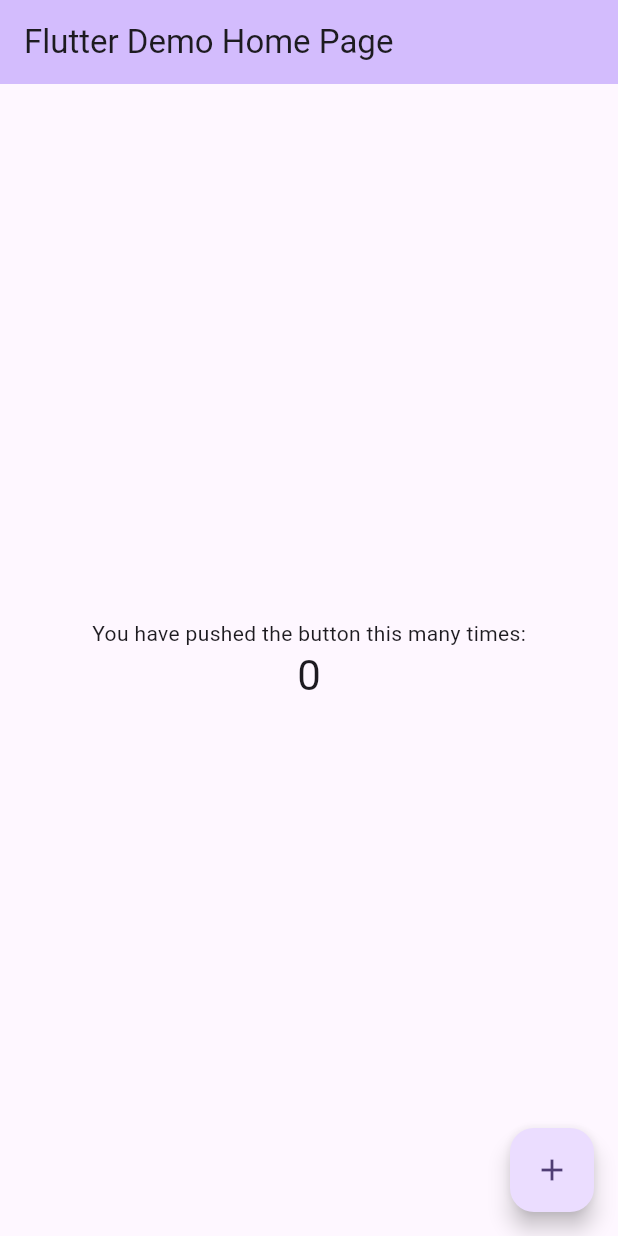
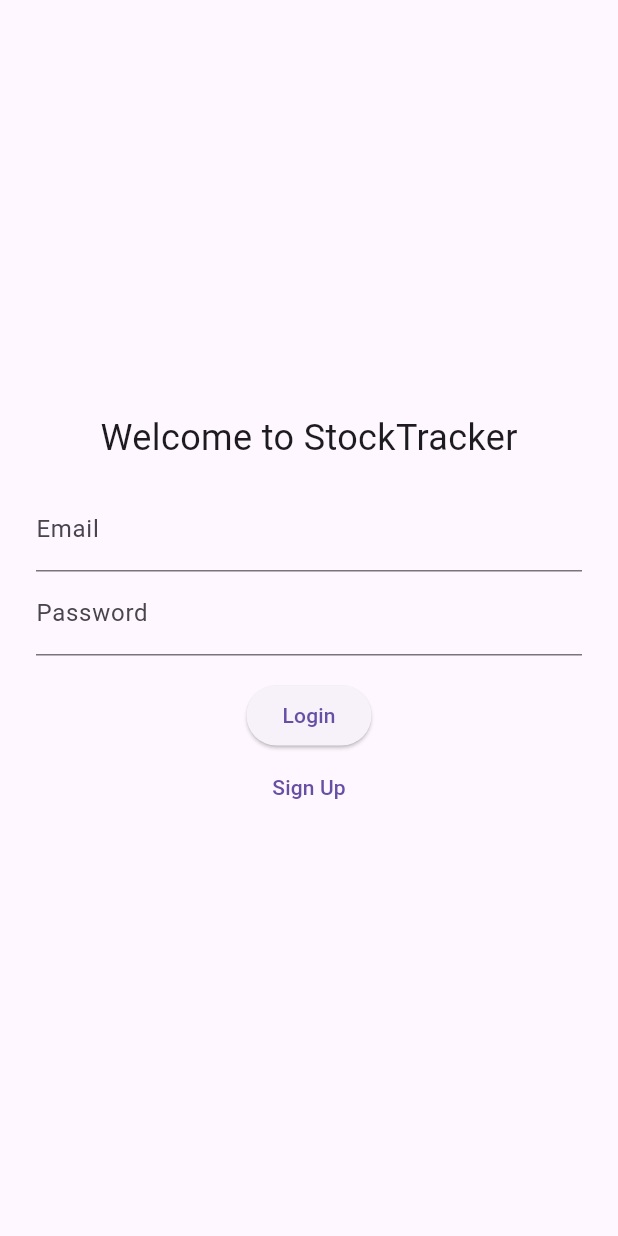
Before and after one commit to hstadler2/Project-02, a Flutter app: the screen it shows after launch, on a phone screen of 412 x 824 dp. Run offline on Flutter 3.47's test engine with Material 3 defaults, Android fonts, the phone set to English and light mode, and no system bars; our stand-ins replace firebase_auth, firebase_core; accounts and stored records are empty.

Commit message:
Added all of the new screens, and appropriate skeleton code.Also got firebase authentication working.

```diff
--- a/lib/main.dart
+++ b/lib/main.dart
@@ -1,122 +1,46 @@
 import 'package:flutter/material.dart';
+import 'package:firebase_core/firebase_core.dart';
+import 'firebase_options.dart';
+import 'screens/onboarding_login.dart';
+import 'screens/signup.dart';
+import 'screens/watchlist_dashboard.dart';
+import 'screens/stock_search.dart';
+import 'screens/stock_detail.dart';
+import 'screens/news_feed.dart';
+import 'screens/profile_settings.dart';
 
-void main() {
-  runApp(const MyApp());
+void main() async {
+  WidgetsFlutterBinding.ensureInitialized();
+  await Firebase.initializeApp(
+    options: DefaultFirebaseOptions.currentPlatform, // bro, connect to Firebase
+  );
+  runApp(StockTrackerApp());
 }
 
-class MyApp extends StatelessWidget {
-  const MyApp({super.key});
-
-  // This widget is the root of your application.
+class StockTrackerApp extends StatelessWidget {
   @override
   Widget build(BuildContext context) {
     return MaterialApp(
-      title: 'Flutter Demo',
-      theme: ThemeData(
-        // This is the theme of your application.
-        //
-        // TRY THIS: Try running your application with "flutter run". You'll see
-        // the application has a purple toolbar. Then, without quitting the app,
-        // try changing the seedColor in the colorScheme below to Colors.green
-        // and then invoke "hot reload" (save your changes or press the "hot
-        // reload" button in a Flutter-supported IDE, or press "r" if you used
-        // the command line to start the app).
-        //
-        // Notice that the counter didn't reset back to zero; the application
-        // state is not lost during the reload. To reset the state, use hot
-        // restart instead.
-        //
-        // This works for code too, not just values: Most code changes can be
-        // tested with just a hot reload.
-        colorScheme: ColorScheme.fromSeed(seedColor: Colors.deepPurple),
-      ),
-      home: const MyHomePage(title: 'Flutter Demo Home Page'),
+      title: 'StockTracker',
+      theme: ThemeData(primarySwatch: Colors.blue),
+      initialRoute: '/login',
+      routes: {
+        '/login': (_) => OnboardingLogin(),
+        '/signup': (_) => SignUpScreen(),
+        '/watchlist': (_) => WatchlistDashboard(),
+        '/search': (_) => StockSearch(),
+        '/news': (_) => NewsFeed(),
+        '/profile': (_) => ProfileSettings(),
+      },
+      onGenerateRoute: (settings) {
+        if (settings.name == '/detail') {
+          final symbol = settings.arguments as String;
+          return MaterialPageRoute(
+            builder: (_) => StockDetail(symbol: symbol),
+          );
+        }
+        return null;
+      },
     );
   }
 }
-
-class MyHomePage extends StatefulWidget {
-  const MyHomePage({super.key, required this.title});
-
-  // This widget is the home page of your application. It is stateful, meaning
-  // that it has a State object (defined below) that contains fields that affect
-  // how it looks.
-
-  // This class is the configuration for the state. It holds the values (in this
-  // case the title) provided by the parent (in this case the App widget) and
-  // used by the build method of the State. Fields in a Widget subclass are
-  // always marked "final".
-
-  final String title;
-
-  @override
-  State<MyHomePage> createState() => _MyHomePageState();
-}
-
-class _MyHomePageState extends State<MyHomePage> {
-  int _counter = 0;
-
-  void _incrementCounter() {
-    setState(() {
-      // This call to setState tells the Flutter framework that something has
-      // changed in this State, which causes it to rerun the build method below
-      // so that the display can reflect the updated values. If we changed
-      // _counter without calling setState(), then the build method would not be
-      // called again, and so nothing would appear to happen.
-      _counter++;
-    });
-  }
-
-  @override
-  Widget build(BuildContext context) {
-    // This method is rerun every time setState is called, for instance as done
-    // by the _incrementCounter method above.
-    //
-    // The Flutter framework has been optimized to make rerunning build methods
-    // fast, so that you can just rebuild anything that needs updating rather
-    // than having to individually change instances of widgets.
-    return Scaffold(
-      appBar: AppBar(
-        // TRY THIS: Try changing the color here to a specific color (to
-        // Colors.amber, perhaps?) and trigger a hot reload to see the AppBar
-        // change color while the other colors stay the same.
-        backgroundColor: Theme.of(context).colorScheme.inversePrimary,
-        // Here we take the value from the MyHomePage object that was created by
-        // the App.build method, and use it to set our appbar title.
-        title: Text(widget.title),
-      ),
-      body: Center(
-        // Center is a layout widget. It takes a single child and positions it
-        // in the middle of the parent.
-        child: Column(
-          // Column is also a layout widget. It takes a list of children and
-          // arranges them vertically. By default, it sizes itself to fit its
-          // children horizontally, and tries to be as tall as its parent.
-          //
-          // Column has various properties to control how it sizes itself and
-          // how it positions its children. Here we use mainAxisAlignment to
-          // center the children vertically; the main axis here is the vertical
-          // axis because Columns are vertical (the cross axis would be
-          // horizontal).
-          //
-          // TRY THIS: Invoke "debug painting" (choose the "Toggle Debug Paint"
-          // action in the IDE, or press "p" in the console), to see the
-          // wireframe for each widget.
-          mainAxisAlignment: MainAxisAlignment.center,
-          children: <Widget>[
-            const Text('You have pushed the button this many times:'),
-            Text(
-              '$_counter',
-              style: Theme.of(context).textTheme.headlineMedium,
-            ),
-          ],
-        ),
-      ),
-      floatingActionButton: FloatingActionButton(
-        onPressed: _incrementCounter,
-        tooltip: 'Increment',
-        child: const Icon(Icons.add),
-      ), // This trailing comma makes auto-formatting nicer for build methods.
-    );
-  }
-}
--- /dev/null
+++ b/lib/screens/onboarding_login.dart
@@ -0,0 +1,72 @@
+import 'package:flutter/material.dart';
+import 'package:firebase_auth/firebase_auth.dart';
+
+class OnboardingLogin extends StatefulWidget {
+  @override
+  _OnboardingLoginState createState() => _OnboardingLoginState();
+}
+
+class _OnboardingLoginState extends State<OnboardingLogin> {
+  final _emailController = TextEditingController();
+  final _passwordController = TextEditingController();
+  bool _isLoading = false;
+  String? _error;
+
+  Future<void> _login() async {
+    setState(() {
+      _isLoading = true;
+      _error = null;
+    });
+    try {
+      await FirebaseAuth.instance.signInWithEmailAndPassword(
+        email: _emailController.text.trim(),
+        password: _passwordController.text.trim(),
+      );
+      Navigator.of(context).pushReplacementNamed('/watchlist'); // move on
+    } on FirebaseAuthException catch (e) {
+      setState(() => _error = e.message);
+    } finally {
+      setState(() => _isLoading = false);
+    }
+  }
+
+  @override
+  Widget build(BuildContext context) {
+    return Scaffold(
+      body: Padding(
+        padding: EdgeInsets.symmetric(horizontal: 24),
+        child: Column(
+          mainAxisAlignment: MainAxisAlignment.center,
+          children: [
+            Text('Welcome to StockTracker', style: TextStyle(fontSize: 24)),
+            SizedBox(height: 16),
+            TextField(
+              controller: _emailController,
+              decoration: InputDecoration(labelText: 'Email'),
+            ),
+            TextField(
+              controller: _passwordController,
+              decoration: InputDecoration(labelText: 'Password'),
+              obscureText: true,
+            ),
+            if (_error != null) ...[
+              SizedBox(height: 8),
+              Text(_error!, style: TextStyle(color: Colors.red)),
+            ],
+            SizedBox(height: 16),
+            _isLoading
+                ? CircularProgressIndicator()
+                : ElevatedButton(
+              onPressed: _login,
+              child: const Text('Login'),
+            ),
+            TextButton(
+              onPressed: () => Navigator.of(context).pushNamed('/signup'),
+              child: const Text('Sign Up'),
+            ),
+          ],
+        ),
+      ),
+    );
+  }
+}
```
Also changed, not shown: lib/screens/news_feed.dart (added, +20 -0 lines), lib/screens/profile_settings.dart (added, +15 -0 lines), lib/screens/signup.dart (added, +67 -0 lines), lib/screens/stock_detail.dart (added, +18 -0 lines), lib/screens/stock_search.dart (added, +35 -0 lines), lib/screens/watchlist_dashboard.dart (added, +15 -0 lines), pubspec.yaml (+19 -10 lines), firebase.json (added), lib/firebase_options.dart (added), pubspec.lock, 7 other files.
